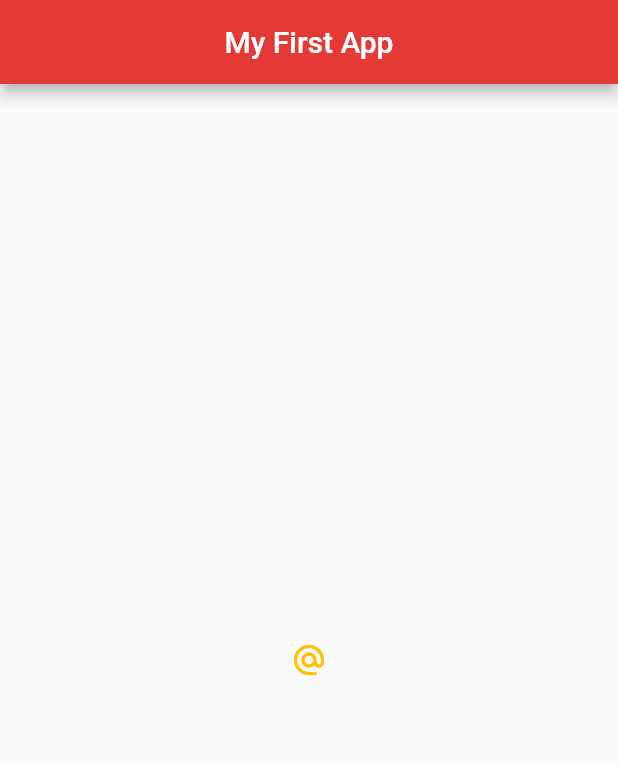
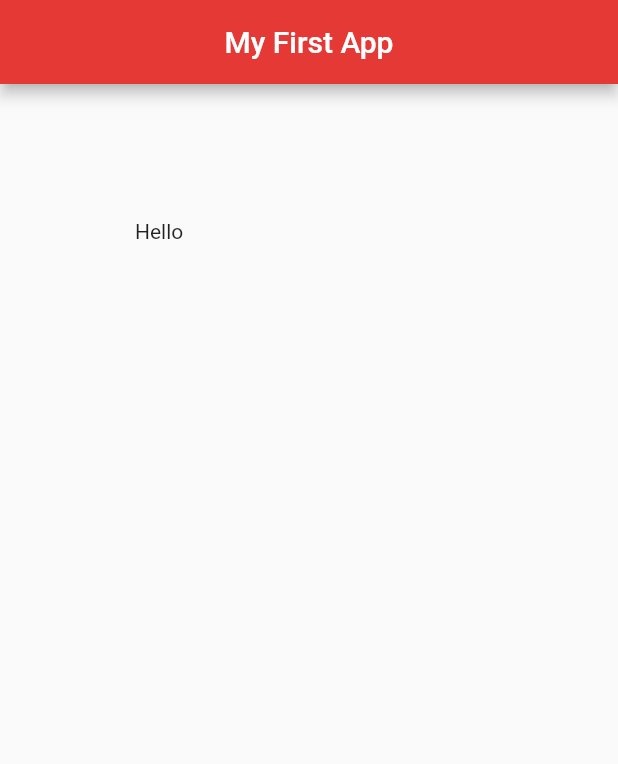
Before and after one commit to College-Year-3/firstFlutterApp, a Flutter app: the screen it shows after launch, on a phone screen of 412 x 824 dp. Shown: the top 764 px of the screen. Run offline on Flutter 3.47's test engine with Material 2 defaults, Android fonts, the phone set to English and light mode, and no system bars.

Commit message:
buttons, icons, containers, padding

```diff
--- a/lib/main.dart
+++ b/lib/main.dart
@@ -16,15 +16,26 @@ class Home extends StatelessWidget {
         centerTitle: true,
         backgroundColor: Colors.red[600],
       ),
-      body: Center(
-        child: IconButton(
-        // RaisedButton.icon(
-          onPressed: () {
-            print('You clicked me');
-          },
+      body: Padding(    // best to use Container and do changes to margin and padding inside
+        padding: EdgeInsets.all(90.0),
+        child: Text('Hello'),
+      ),
+      // Container( // taks up whole screen if nothing there
+      //   // padding: EdgeInsets.symmetric(horizontal: 30.0, vertical: 10.0),
+      //   padding: EdgeInsets.fromLTRB(10.0, 20.0, 30.0, 40.0), // inside containger
+      //   margin: EdgeInsets.all(30.0),                 // around container
 
-          icon: Icon( Icons.alternate_email),
-          color: Colors.amber,
+      //   color: Colors.grey[400],
+      //   child: Text('hello'),
+      // ),
+      //  Center(
+      //   child: IconButton(
+      //   // RaisedButton.icon(
+      //     onPressed: () {
+      //       print('You clicked me');
+      //     },
+      //     icon: Icon( Icons.alternate_email),
+      //     color: Colors.amber,
           //   Icons.mail
           // ),
           // label: Text('mail me'),
@@ -34,12 +45,12 @@ class Home extends StatelessWidget {
           // Icons.airport_shuttle,
           // color: Colors.lightBlue,
           // size: 50.0
-        )
+        //)
           // child: Image.asset('assets/galaxy2.jpg'),
           // child: Image.network('https://upload.wikimedia.org/wikipedia/commons/thumb/8/87/LH_95.jpg/330px-LH_95.jpg'),
           //image: NetworkImage('https://upload.wikimedia.org/wikipedia/commons/thumb/8/87/LH_95.jpg/330px-LH_95.jpg'),
           // image: AssetImage('assets/galaxy.jpg'),
-        ),
+     //   )
       floatingActionButton: FloatingActionButton(
         onPressed: () {},
         child: Text('click'),
```
